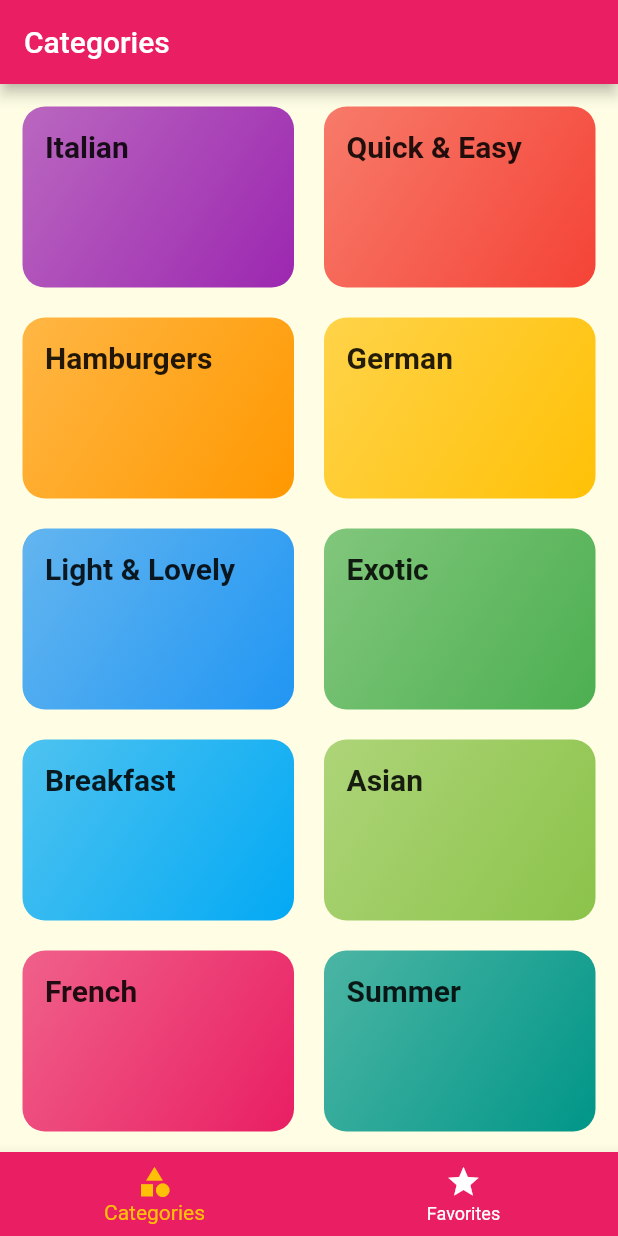
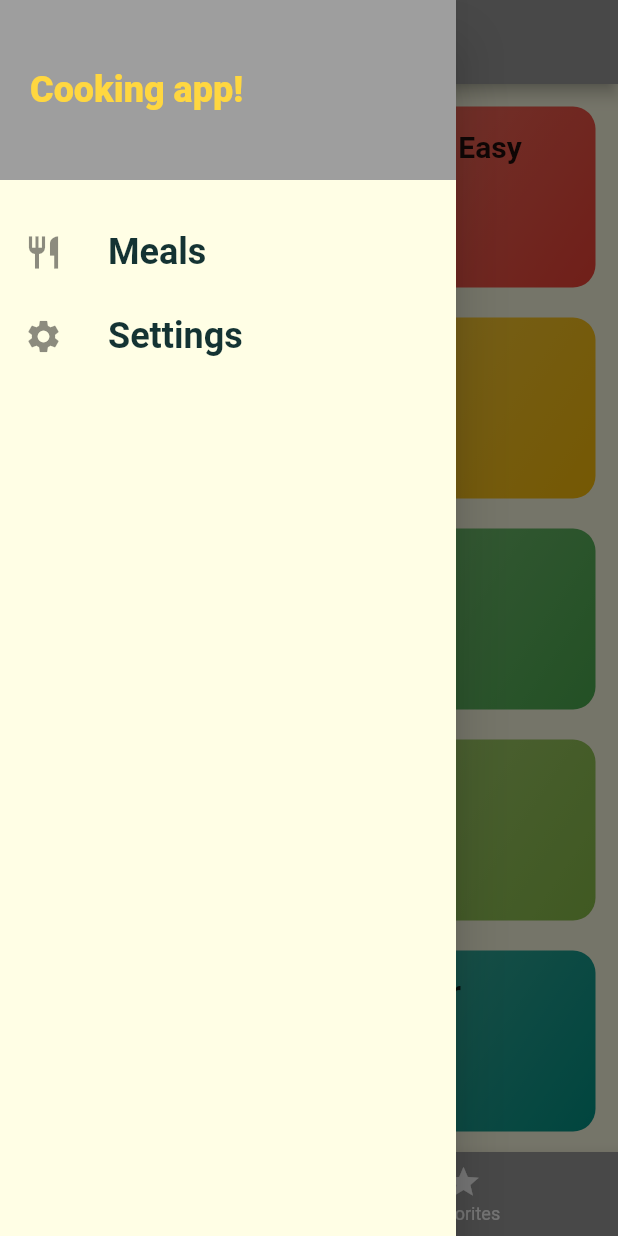
Before and after one commit to alexverbitsky/meals-app, a Flutter app: the screen it shows after launch, with the side drawer open (before the commit the screen has no drawer), on a phone screen of 412 x 824 dp. Run offline on Flutter 3.47's test engine with Material 2 defaults, Android fonts, the phone set to English and light mode, and no system bars; Roboto replaces fonts that are missing (Raleway, RobotoCondensed).

Commit message:
feat(174): add drawer and navigation

```diff
--- a/lib/main.dart
+++ b/lib/main.dart
@@ -2,6 +2,7 @@ import 'package:flutter/material.dart';
 
 import 'package:meals_app/screens/categories_screen.dart';
 import 'package:meals_app/screens/category_meals_screen.dart';
+import 'package:meals_app/screens/filters_screen.dart';
 import 'package:meals_app/screens/meal_detail_screen.dart';
 import 'package:meals_app/screens/tabs_bottom_screen.dart';
 import 'package:meals_app/screens/tabs_top_screen.dart';
@@ -16,8 +17,8 @@ class MyApp extends StatelessWidget {
     return MaterialApp(
       title: 'Meals',
       theme: ThemeData(
-        primarySwatch: Colors.pink,
-        accentColor: Colors.amber,
+        primarySwatch: Colors.grey,
+        accentColor: Colors.amberAccent,
         canvasColor: Color.fromRGBO(255, 254, 229, 1),
         fontFamily: 'Raleway',
         textTheme: ThemeData.light().textTheme.copyWith(
@@ -34,11 +35,12 @@ class MyApp extends StatelessWidget {
       // default
       routes: {
         '/': (ctx) => TabsBottomScreen(),
-        CategoryMealsScreen.routeName: (ctx) => CategoryMealsScreen(),
-        MealDetailScreen.routeName: (ctx) => MealDetailScreen(),
+        CategoryMealsScreen.routeName: (_) => CategoryMealsScreen(),
+        MealDetailScreen.routeName: (_) => MealDetailScreen(),
+        FiltersScreen.routeName: (_) => FiltersScreen(),
       },
       onUnknownRoute: (settings) {
-        return MaterialPageRoute(builder: (ctx) => CategoriesScreen());
+        return MaterialPageRoute(builder: (_) => CategoriesScreen());
       },
     );
   }
--- /dev/null
+++ b/lib/screens/filters_screen.dart
@@ -0,0 +1,14 @@
+import 'package:flutter/material.dart';
+
+class FiltersScreen extends StatelessWidget {
+  static const routeName = '/filters';
+
+  @override
+  Widget build(BuildContext context) {
+    return Scaffold(
+      body: Center(
+        child: Text('Filters'),
+      ),
+    );
+  }
+}
--- a/lib/screens/tabs_bottom_screen.dart
+++ b/lib/screens/tabs_bottom_screen.dart
@@ -1,6 +1,7 @@
 import 'package:flutter/material.dart';
 import 'package:meals_app/screens/categories_screen.dart';
 import 'package:meals_app/screens/favorites_screen.dart';
+import 'package:meals_app/widgets/main_drawer.dart';
 
 class TabsBottomScreen extends StatefulWidget {
   @override
@@ -9,8 +10,8 @@ class TabsBottomScreen extends StatefulWidget {
 
 class _TabsBottomScreenState extends State<TabsBottomScreen> {
   final List<Map<String, Object>> _pages = [
-    { 'page': CategoriesScreen(), 'title': 'Categories' },
-    { 'page': FavoritesScreen(), 'title': 'Favorites' },
+    {'page': CategoriesScreen(), 'title': 'Categories'},
+    {'page': FavoritesScreen(), 'title': 'Favorites'},
   ];
   int _selectedPageIndex = 0;
 
@@ -27,6 +28,7 @@ class _TabsBottomScreenState extends State<TabsBottomScreen> {
         title: Text(_pages[_selectedPageIndex]['title']),
       ),
       body: _pages[_selectedPageIndex]['page'],
+      drawer: MainDrawer(),
       bottomNavigationBar: BottomNavigationBar(
         unselectedItemColor: Colors.white,
         selectedItemColor: Theme.of(context).accentColor,
--- /dev/null
+++ b/lib/widgets/main_drawer.dart
@@ -0,0 +1,63 @@
+import 'package:flutter/material.dart';
+import 'package:meals_app/screens/filters_screen.dart';
+
+class MainDrawer extends StatelessWidget {
+  @override
+  Widget build(BuildContext context) {
+    return Drawer(
+      child: Column(
+        children: [
+          Container(
+            height: 120,
+            width: double.infinity,
+            padding: EdgeInsets.all(20),
+            alignment: Alignment.centerLeft,
+            color: Theme.of(context).primaryColor,
+            child: Text(
+              'Cooking app!',
+              style: TextStyle(
+                fontWeight: FontWeight.w900,
+                fontSize: 24,
+                color: Theme.of(context).accentColor,
+              ),
+            ),
+          ),
+          SizedBox(height: 20),
+          _buildListTile(
+            title: 'Meals',
+            icon: Icons.restaurant,
+            onTap: () => Navigator.of(context).pushNamed('/'),
+          ),
+          _buildListTile(
+            title: 'Settings',
+            icon: Icons.settings,
+            onTap: () =>
+                Navigator.of(context).pushNamed(FiltersScreen.routeName),
+          ),
+        ],
+      ),
+    );
+  }
+
+  Widget _buildListTile({
+    String title,
+    IconData icon,
+    Function onTap,
+  }) {
+    return ListTile(
+      leading: Icon(
+        icon,
+        size: 26,
+      ),
+      title: Text(
+        title,
+        style: TextStyle(
+          fontFamily: 'RobotoCondensed',
+          fontSize: 24,
+          fontWeight: FontWeight.bold,
+        ),
+      ),
+      onTap: onTap,
+    );
+  }
+}
```
